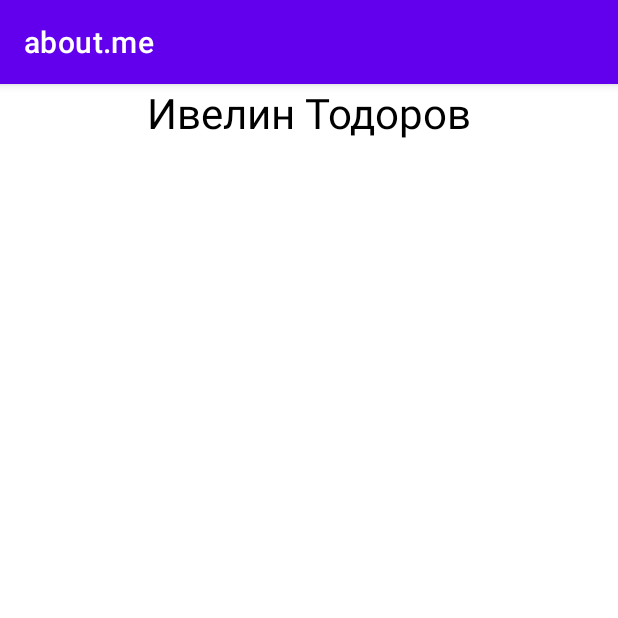
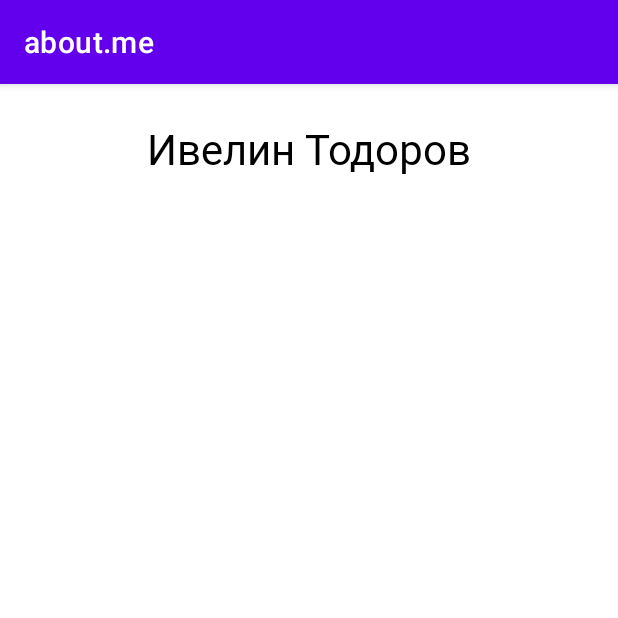
Before and after one commit to codemenivo/Android---traning, an Android app: the screen it shows after launch (MainActivity), on a phone screen of 412 x 824 dp, the top half of it. Run offline under Robolectric (Android 15) with nearby library versions, the phone set to English and light mode, and no system bars.

Commit message:
Styling a TextView

```diff
--- a/aboutme/app/src/main/res/layout/activity_main.xml
+++ b/aboutme/app/src/main/res/layout/activity_main.xml
@@ -10,6 +10,5 @@
         android:layout_height="wrap_content"
         android:text="@string/name"
         android:textAlignment="center"
-        android:textColor="@android:color/black"
-        android:textSize="@dimen/text_size" />
+        style="@style/NameStyle" />
 </LinearLayout>
--- a/aboutme/app/src/main/res/values/dimens.xml
+++ b/aboutme/app/src/main/res/values/dimens.xml
@@ -1,4 +1,6 @@
 <?xml version="1.0" encoding="utf-8"?>
 <resources>
     <dimen name="text_size">28sp</dimen>
+    <dimen name="small_padding">8dp</dimen>
+    <dimen name="layout_margin">16dp</dimen>
 </resources>
--- /dev/null
+++ b/aboutme/app/src/main/res/values/styles.xml
@@ -0,0 +1,17 @@
+<?xml version="1.0" encoding="utf-8"?>
+<resources>
+
+    <!-- Base application theme. -->
+    <style name="AppTheme" parent="Theme.AppCompat.Light.DarkActionBar">
+        <!-- Customize your theme here. -->
+
+    </style>
+
+    <style name="NameStyle">
+        <item name="android:layout_marginTop">@dimen/layout_margin</item>
+        <item name="android:fontFamily">@font/roboto</item>
+        <item name="android:paddingTop">@dimen/small_padding</item>
+        <item name="android:textColor">@android:color/black</item>
+        <item name="android:textSize">@dimen/text_size</item>
+    </style>
+</resources>
```
Also changed, not shown: aboutme/app/src/main/res/font/roboto.ttf (added).
